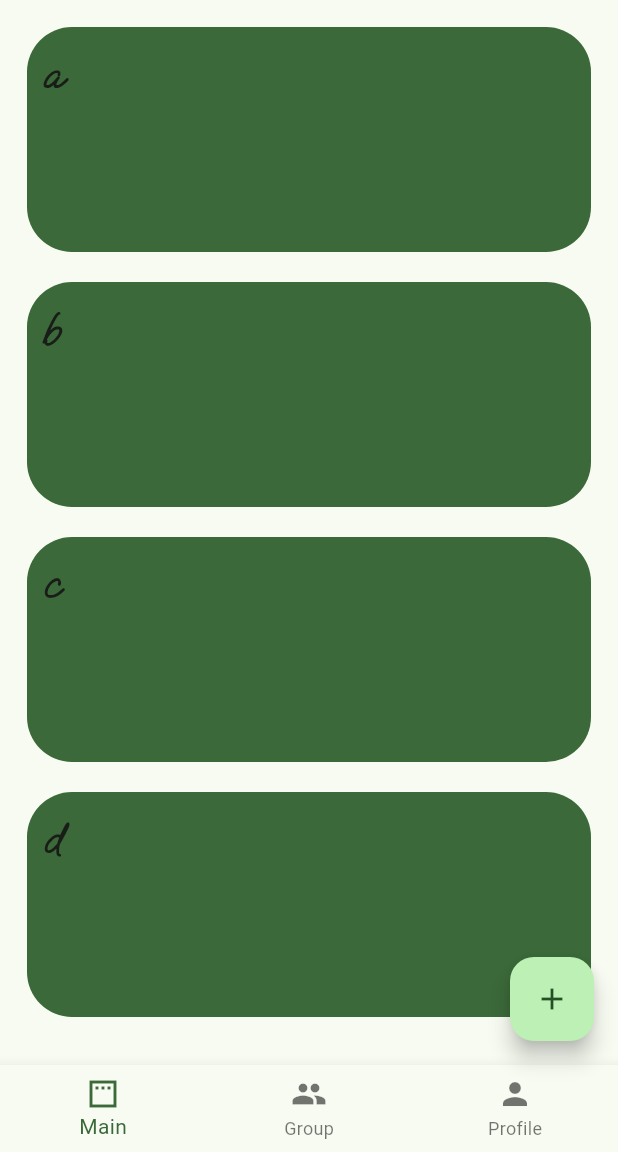
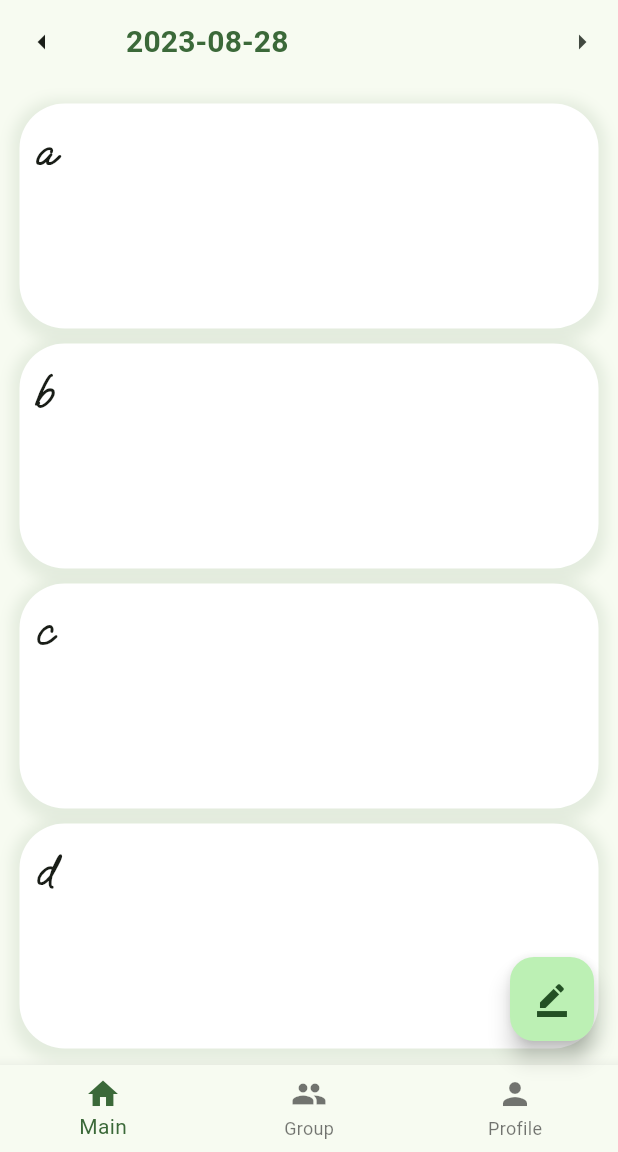
Before and after one commit to mnseok/MemoirFlow, a Flutter app: the screen it shows after launch, on a phone screen of 412 x 824 dp, the part 84-1236 px from its top. Run offline on Flutter 3.47's test engine with Material 2 defaults, Android fonts, the phone set to English and light mode, and no system bars; our stand-ins replace table_calendar.

Commit message:
날짜 변경 추가

```diff
--- a/memorial_flow/lib/main.dart
+++ b/memorial_flow/lib/main.dart
@@ -1,6 +1,8 @@
 import 'package:flutter/material.dart';
 import 'package:memorial_flow/screens/main.screen.dart';
-import 'package:memorial_flow/screens/second.screen.dart';
+import 'package:memorial_flow/screens/group.screen.dart';
+import 'package:memorial_flow/screens/profile.screen.dart';
+import 'package:memorial_flow/screens/write.screen.dart';
 
 void main() {
   runApp(const MyApp());
@@ -17,7 +19,7 @@ class MyApp extends StatelessWidget {
       theme: ThemeData(
         colorScheme: ColorScheme.fromSeed(seedColor: Colors.green),
         useMaterial3: true,
-        primarySwatch: Colors.blue,
+        primarySwatch: Colors.green,
       ),
       home: const MyHomePage(title: 'Memoir Flow'),
     );
@@ -36,9 +38,9 @@ class MyHomePage extends StatefulWidget {
 class _MyHomePageState extends State<MyHomePage> {
   int _selectedIndex = 0;
   final List<Widget> _widgetOptions = <Widget>[
-    FirstScreen(),
-    SecondScreen(),
-    FirstScreen(),
+    MainScreen(date: '3월 1일'),
+    const GroupScreen(),
+    const ProfileScreen(),
   ];
 
   void _onItemTapped(int index) {
@@ -59,6 +61,7 @@ class _MyHomePageState extends State<MyHomePage> {
                 fontSize: 30,
                 fontWeight: FontWeight.w700),
           ),
+
           // leading: IconButton(
           //     icon: Icon(Icons.menu), onPressed: () => {print("hi")}),
         ),
@@ -97,18 +100,20 @@ class _MyHomePageState extends State<MyHomePage> {
           onPressed: () {
             Navigator.push(
               context,
-              MaterialPageRoute(builder: (context) => SecondScreen()),
+              MaterialPageRoute(
+                  builder: (context) =>
+                      const Write(data: 'Write Screen mockup')),
             );
           },
           tooltip: 'Increment',
-          child: const Icon(Icons.add),
+          child: const Icon(Icons.border_color),
         ), // This trailing comma makes auto-formatting nicer for build methods.
 
         body: _widgetOptions.elementAt(_selectedIndex),
         bottomNavigationBar: BottomNavigationBar(
           items: const [
             BottomNavigationBarItem(
-              icon: Icon(Icons.padding),
+              icon: Icon(Icons.home),
               label: 'Main',
             ),
             BottomNavigationBarItem(
--- a/memorial_flow/lib/screens/main.screen.dart
+++ b/memorial_flow/lib/screens/main.screen.dart
@@ -1,14 +1,71 @@
 import 'package:flutter/material.dart';
+import 'package:memorial_flow/widgets/calendar.widget.dart';
 import 'package:memorial_flow/widgets/memorial.widget.dart';
 
-class FirstScreen extends StatelessWidget {
-  FirstScreen({super.key});
+class MainScreen extends StatefulWidget {
+  const MainScreen({super.key, required this.date});
+
+  final String date;
+
+  @override
+  State<MainScreen> createState() => _MainScreenState();
+}
+
+class _MainScreenState extends State<MainScreen> {
+  DateTime _selectedDay = DateTime.now();
   final List<String> entries = <String>['a', 'b', 'c', 'd'];
-  final List<int> colorCodes = <int>[600, 500, 100, 200];
 
   @override
   Widget build(BuildContext context) {
     return Scaffold(
+        appBar: AppBar(
+          title: TextButton(
+            onPressed: () async {
+              final selectedDate = await showDatePicker(
+                context: context,
+                initialDate: _selectedDay,
+                firstDate: DateTime(2010),
+                lastDate: DateTime.now(),
+              );
+
+              if (selectedDate != null) {
+                setState(() {
+                  _selectedDay = selectedDate;
+                });
+              }
+            },
+            child: Text(
+              _selectedDay.toString().split(" ")[0],
+              style: const TextStyle(
+                // fontFamily: 'OoohBaby',
+                fontSize: 20,
+                fontWeight: FontWeight.w700,
+              ),
+            ),
+          ),
+          leading: IconButton(
+            icon: const Icon(Icons.arrow_left),
+            onPressed: () {
+              setState(() {
+                _selectedDay = _selectedDay.subtract(const Duration(days: 1));
+              });
+            },
+          ),
+          actions: [
+            IconButton(
+              icon: const Icon(Icons.arrow_right),
+              onPressed: () {
+                setState(() {
+                  if (_selectedDay
+                      .add(const Duration(days: 1))
+                      .isBefore(DateTime.now())) {
+                    _selectedDay = _selectedDay.add(const Duration(days: 1));
+                  }
+                });
+              },
+            ),
+          ],
+        ),
         body: ListView.builder(
             padding: const EdgeInsets.all(8),
             itemCount: entries.length,
--- a/memorial_flow/lib/widgets/memorial.widget.dart
+++ b/memorial_flow/lib/widgets/memorial.widget.dart
@@ -5,18 +5,26 @@ class Memorial extends StatelessWidget {
     super.key,
     required this.content,
   });
-
   final String content;
   @override
   Widget build(BuildContext context) {
     return Container(
       width: 350,
       height: 150,
-      margin: const EdgeInsets.all(10),
+      margin: const EdgeInsets.all(5),
       padding: const EdgeInsets.all(10),
       decoration: BoxDecoration(
         borderRadius: BorderRadius.circular(30),
-        color: Theme.of(context).colorScheme.primary,
+        // color: Theme.of(context).colorScheme.primary,
+        color: Colors.white,
+        boxShadow: [
+          BoxShadow(
+            color: Theme.of(context).colorScheme.primary.withOpacity(0.1),
+            spreadRadius: 5,
+            blurRadius: 7,
+            offset: const Offset(0, 3), // changes position of shadow
+          ),
+        ],
       ),
       // color: Theme.of(context).colorScheme.primary,
       child: Text(
--- a/memorial_flow/pubspec.yaml
+++ b/memorial_flow/pubspec.yaml
@@ -34,6 +34,7 @@ dependencies:
   # The following adds the Cupertino Icons font to your application.
   # Use with the CupertinoIcons class for iOS style icons.
   cupertino_icons: ^1.0.2
+  table_calendar: ^3.0.9
 
 dev_dependencies:
   flutter_test:
```
Also changed, not shown: memorial_flow/lib/screens/group.screen.dart (added, +15 -0 lines), memorial_flow/lib/screens/profile.screen.dart (added, +10 -0 lines), memorial_flow/lib/screens/second.screen.dart (deleted, +0 -20 lines), memorial_flow/lib/screens/write.screen.dart (added, +31 -0 lines), memorial_flow/lib/widgets/calendar.widget.dart (added, +46 -0 lines), memorial_flow/pubspec.lock.
